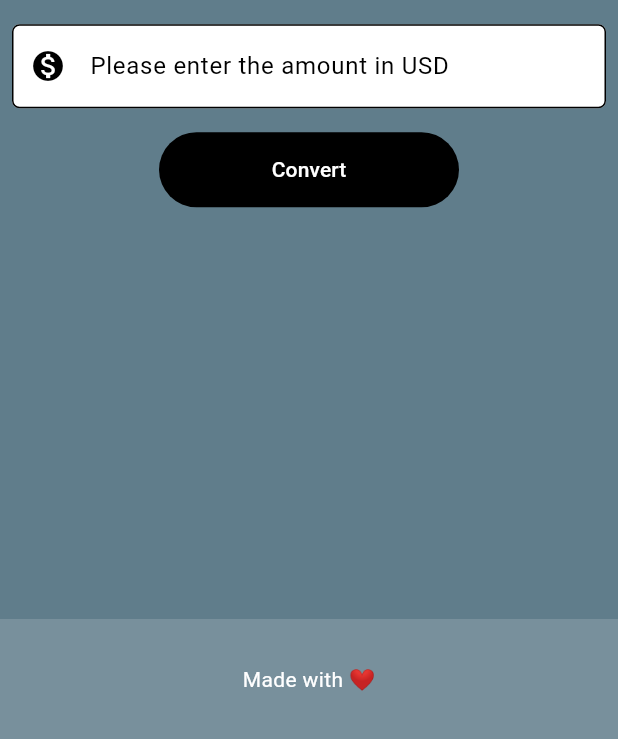
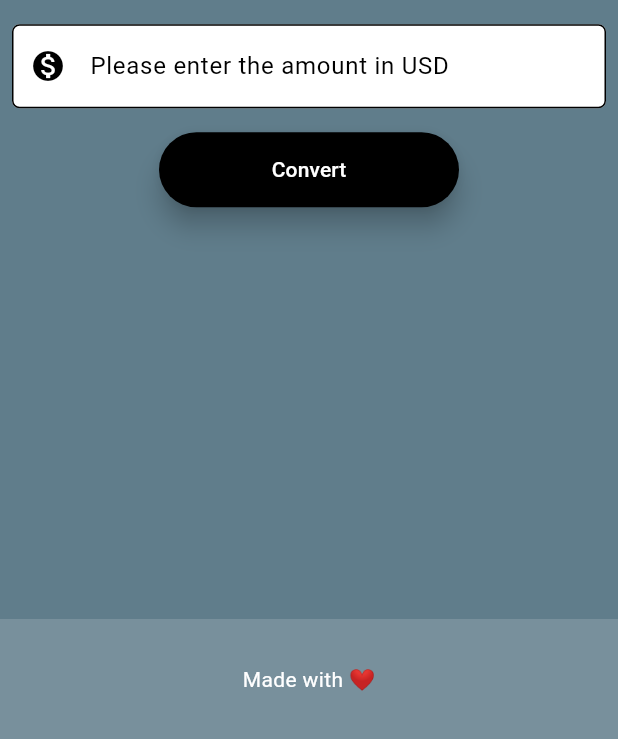
Before and after one commit to Ayushhhshh/currency_converter, a Flutter app: the screen it shows after launch, on a phone screen of 412 x 824 dp, the part 497-1236 px from its top. Run offline on Flutter 3.47's test engine with Material 3 defaults, Android fonts, the phone set to English and light mode, and no system bars.

```diff
--- a/lib/currency_material_app.dart
+++ b/lib/currency_material_app.dart
@@ -35,10 +35,11 @@ class CurrencyMaterialPage extends StatelessWidget{
                   ),
                 ),
                 SizedBox(height: 8,),
-                TextButton(onPressed: () {
+                ElevatedButton (onPressed: () {
                   print('Trying to convert');
                 },
                 style: ButtonStyle(
+                  elevation: MaterialStatePropertyAll(7),
                   backgroundColor: MaterialStatePropertyAll(Colors.black),
                   foregroundColor: MaterialStatePropertyAll(Colors.white),
                   fixedSize: MaterialStateProperty.all(Size(200, 50)),
```
